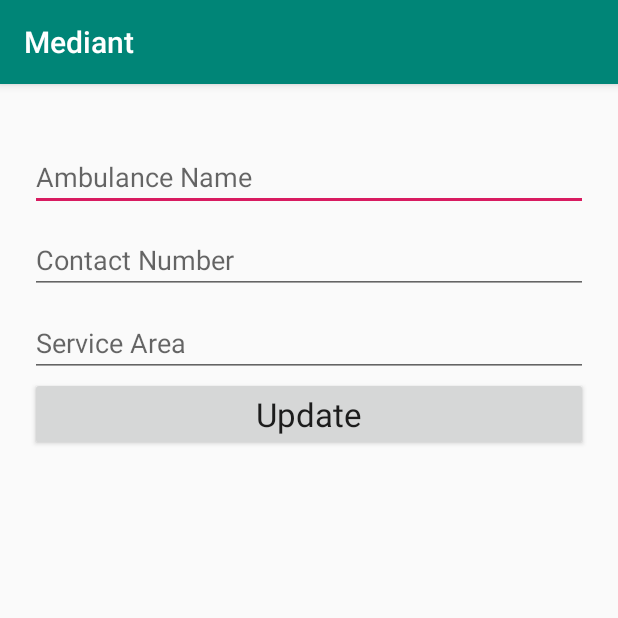
After one commit to wakil026/Mediant, an Android app: the UpdateAmbulanceActivity screen opened directly, with no data from a screen before it, on a phone screen of 412 x 824 dp, the top half of it. The commit adds this screen. Run offline under Robolectric (Android 15) with nearby library versions, the light colour scheme and no system bars; our stand-ins replace Firebase (no records; nobody signed in at launch, a user with empty details on screens opened directly).

Commit message:
update ambulance data added

```diff
--- /dev/null
+++ b/app/src/main/java/com/example/mediant/UpdateAmbulanceActivity.java
@@ -0,0 +1,144 @@
+package com.example.mediant;
+
+import androidx.annotation.NonNull;
+import androidx.appcompat.app.AppCompatActivity;
+
+import android.content.Intent;
+import android.net.Uri;
+import android.os.Bundle;
+import android.view.View;
+import android.widget.Button;
+import android.widget.EditText;
+import android.widget.Toast;
+
+import com.google.android.gms.tasks.OnFailureListener;
+import com.google.android.gms.tasks.OnSuccessListener;
+import com.google.firebase.firestore.CollectionReference;
+import com.google.firebase.firestore.DocumentReference;
+import com.google.firebase.firestore.DocumentSnapshot;
+import com.google.firebase.firestore.FirebaseFirestore;
+
+import java.util.HashMap;
+import java.util.Map;
+
+public class UpdateAmbulanceActivity extends AppCompatActivity {
+    private EditText ambulanceNameEditText;
+    private EditText contactNumberEditText;
+    private EditText serviceAreaEditText;
+
+    private Button updateButton;
+
+    private String docname;
+    private String ambulanceName;
+    private String contactNumber;
+    private String serviceArea;
+
+    private String key_ambulance_name = "Name";
+    private String key_ambulance_number = "Contact Number";
+    private String key_ambulance_area = "Service Area";
+
+    FirebaseFirestore firebaseFirestore;
+    CollectionReference collectionReference;
+    DocumentReference documentReference;
+
+    @Override
+    protected void onCreate(Bundle savedInstanceState) {
+        super.onCreate(savedInstanceState);
+        setContentView(R.layout.activity_update_ambulance);
+        firebaseFirestore = FirebaseFirestore.getInstance();
+        collectionReference =firebaseFirestore.collection("Ambulance");
+
+        Intent intent = getIntent();
+        docname = intent.getStringExtra("docname");
+
+        documentReference = collectionReference.document(docname);
+
+        getData();
+
+        ambulanceNameEditText = findViewById(R.id.updateAmbulanceNameId);
+        contactNumberEditText = findViewById(R.id.updateContactNumberId);
+        serviceAreaEditText = findViewById(R.id.updateServiceAreaId);
+        updateButton = findViewById(R.id.ambulanceUpdateButtondId);
+
+        updateButton.setOnClickListener(new View.OnClickListener() {
+            @Override
+            public void onClick(View v) {
+                saveData();
+            }
+        });
+
+
+    }
+
+    private void getData() {
+        documentReference.get()
+                .addOnSuccessListener(new OnSuccessListener<DocumentSnapshot>() {
+                    @Override
+                    public void onSuccess(DocumentSnapshot documentSnapshot) {
+                        if(documentSnapshot.exists()){
+                            ambulanceName = documentSnapshot.getString(key_ambulance_name);
+                            contactNumber = documentSnapshot.getString(key_ambulance_number);
+                            serviceArea = documentSnapshot.getString(key_ambulance_area);
+
+                            ambulanceNameEditText.setText(ambulanceName);
+                            contactNumberEditText.setText(contactNumber);
+                            serviceAreaEditText.setText(serviceArea);
+                        }
+                    }
+                })
+                .addOnFailureListener(new OnFailureListener() {
+                    @Override
+                    public void onFailure(@NonNull Exception e) {
+                        Toast.makeText(getApplicationContext(), ""+e.getMessage(), Toast.LENGTH_SHORT).show();
+                    }
+                });
+    }
+    public void saveData(){
+        ambulanceName = ambulanceNameEditText.getText().toString().trim().toUpperCase();
+        contactNumber = contactNumberEditText.getText().toString().trim();
+        serviceArea = serviceAreaEditText.getText().toString().trim().toUpperCase();
+
+        if(ambulanceName.isEmpty()){
+            ambulanceNameEditText.setError("This field cannot be empty");
+            ambulanceNameEditText.requestFocus();
+            return;
+        }
+        if(contactNumber.isEmpty()){
+            contactNumberEditText.setError("This field cannot be empty");
+            contactNumberEditText.requestFocus();
+            return;
+        }
+        if(serviceArea.isEmpty()){
+            serviceAreaEditText.setError("This field cannot be empty");
+            serviceAreaEditText.requestFocus();
+            return;
+        }
+
+
+        Map<String, Object> ambulance_data = new HashMap<>();
+        ambulance_data.put(key_ambulance_name,ambulanceName);
+        ambulance_data.put(key_ambulance_number,contactNumber);
+        ambulance_data.put(key_ambulance_area,serviceArea);
+        String docname = ""+ambulanceName+serviceArea;
+        docname = docname.replaceAll("[^A-Za-z0-9]","").trim().toLowerCase();
+        final String fileId = docname;
+        collectionReference.document(docname).set(ambulance_data)
+                .addOnSuccessListener(new OnSuccessListener<Void>() {
+                    @Override
+                    public void onSuccess(Void aVoid) {
+                        Toast.makeText(getApplicationContext(),"Ambulance information updated",Toast.LENGTH_LONG).show();
+                        Intent intent = new Intent();
+                        intent.setData(Uri.parse(fileId));
+                        setResult(RESULT_OK,intent);
+                        finish();
+                    }
+                })
+                .addOnFailureListener(new OnFailureListener() {
+                    @Override
+                    public void onFailure(@NonNull Exception e) {
+                        Toast.makeText(getApplicationContext(),"Updating ambulance information failed",Toast.LENGTH_LONG).show();
+                    }
+                });
+
+    }
+}
--- /dev/null
+++ b/app/src/main/res/layout/activity_update_ambulance.xml
@@ -0,0 +1,48 @@
+<?xml version="1.0" encoding="utf-8"?>
+<LinearLayout xmlns:android="http://schemas.android.com/apk/res/android"
+    xmlns:app="http://schemas.android.com/apk/res-auto"
+    xmlns:tools="http://schemas.android.com/tools"
+    android:layout_width="match_parent"
+    android:layout_height="match_parent"
+    android:orientation="vertical"
+    android:padding="20dp"
+    tools:context=".UpdateAmbulanceActivity">
+
+    <EditText
+        android:id="@+id/updateAmbulanceNameId"
+        android:paddingTop="29dp"
+        android:layout_width="match_parent"
+        android:layout_height="wrap_content"
+        android:ems="10"
+        android:hint="Ambulance Name"
+        android:inputType="textPersonName"
+        android:textAppearance="@style/TextAppearance.AppCompat.Medium" />
+
+    <EditText
+        android:id="@+id/updateContactNumberId"
+        android:layout_width="match_parent"
+        android:layout_height="wrap_content"
+        android:ems="10"
+        android:paddingTop="20dp"
+        android:hint="Contact Number"
+        android:inputType="numberDecimal"
+        android:textAppearance="@style/TextAppearance.AppCompat.Medium" />
+
+    <EditText
+        android:id="@+id/updateServiceAreaId"
+        android:layout_width="match_parent"
+        android:layout_height="wrap_content"
+        android:ems="10"
+        android:paddingTop="20dp"
+        android:hint="Service Area"
+        android:inputType="textPersonName"
+        android:textAppearance="@style/TextAppearance.AppCompat.Medium" />
+
+    <Button
+        android:id="@+id/ambulanceUpdateButtondId"
+        android:layout_width="match_parent"
+        android:layout_height="wrap_content"
+        android:text="Update"
+        android:textAppearance="@style/TextAppearance.AppCompat.Large" />
+
+</LinearLayout>
```
Also changed, not shown: app/src/main/AndroidManifest.xml (+5 -3 lines), app/src/main/java/com/example/mediant/AddAmbulanceActivity.java (+18 -0 lines), app/src/main/java/com/example/mediant/AmbulanceRemoveListActivity.java (+31 -4 lines), app/src/main/java/com/example/mediant/CustomAdapterforRemoveAmbulance.java (+6 -2 lines), 1 other file.
